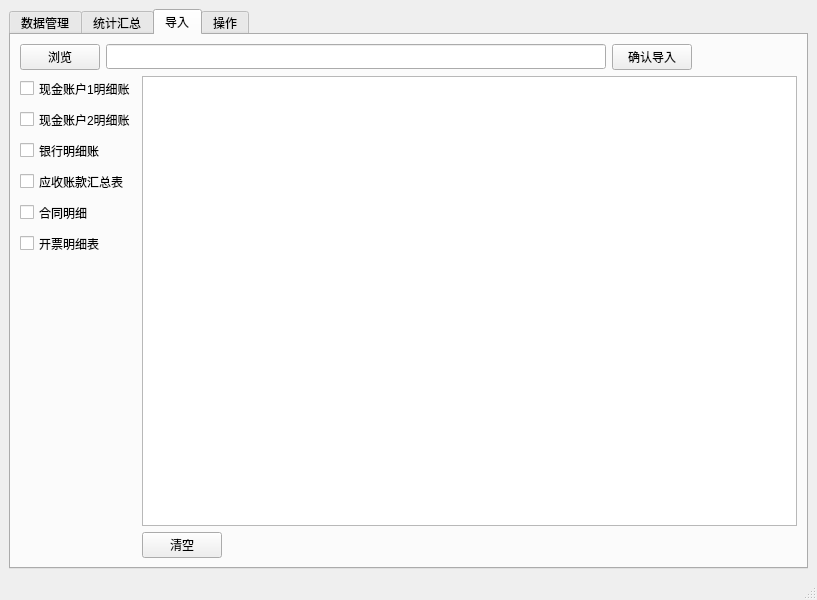
Old version of the form ui/main.ui in the repository LetMeHold/wanbo.py.
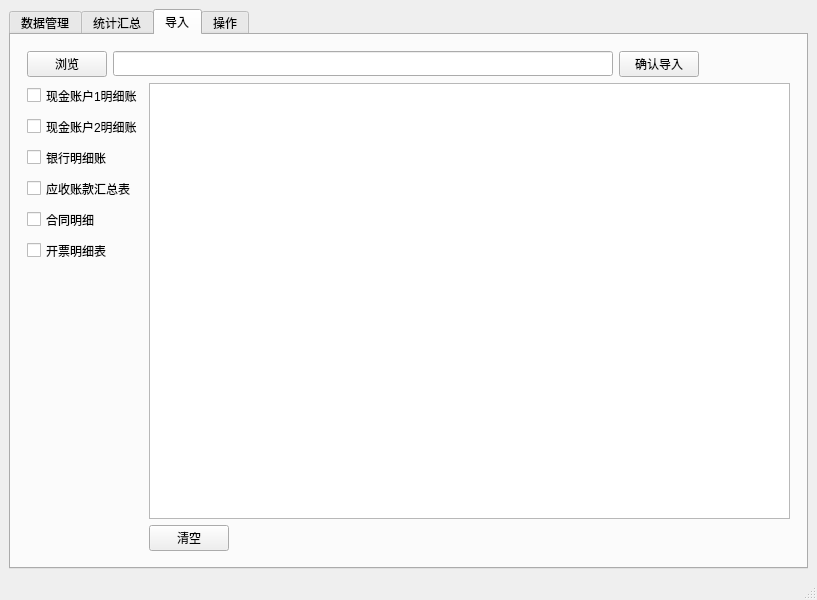
New version of the form. The open tabs and pages were chosen to show the change.

Commit message: 界面小调整

```diff
--- a/ui/main.ui
+++ b/ui/main.ui
@@ -199,6 +199,18 @@
         <string>导入</string>
        </attribute>
        <layout class="QVBoxLayout" name="verticalLayout_6">
+        <property name="leftMargin">
+         <number>16</number>
+        </property>
+        <property name="topMargin">
+         <number>16</number>
+        </property>
+        <property name="rightMargin">
+         <number>16</number>
+        </property>
+        <property name="bottomMargin">
+         <number>16</number>
+        </property>
         <item>
          <layout class="QHBoxLayout" name="horizontalLayout_5">
           <item>
```
The commit also changes 2 other files.
